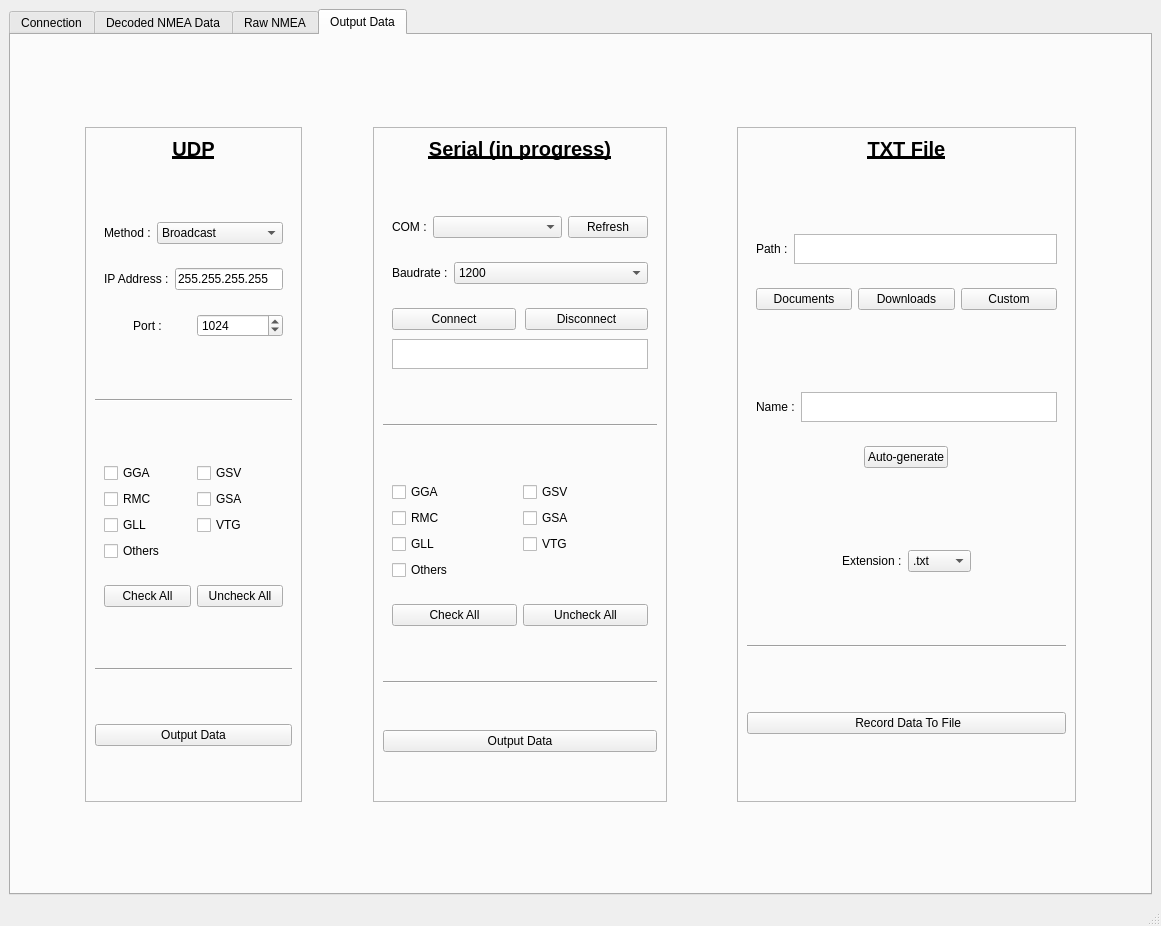
The window that ui/gps_data_displayer.ui (Kupofty/NMEA_Center) describes before a commit, drawn with Qt 5.
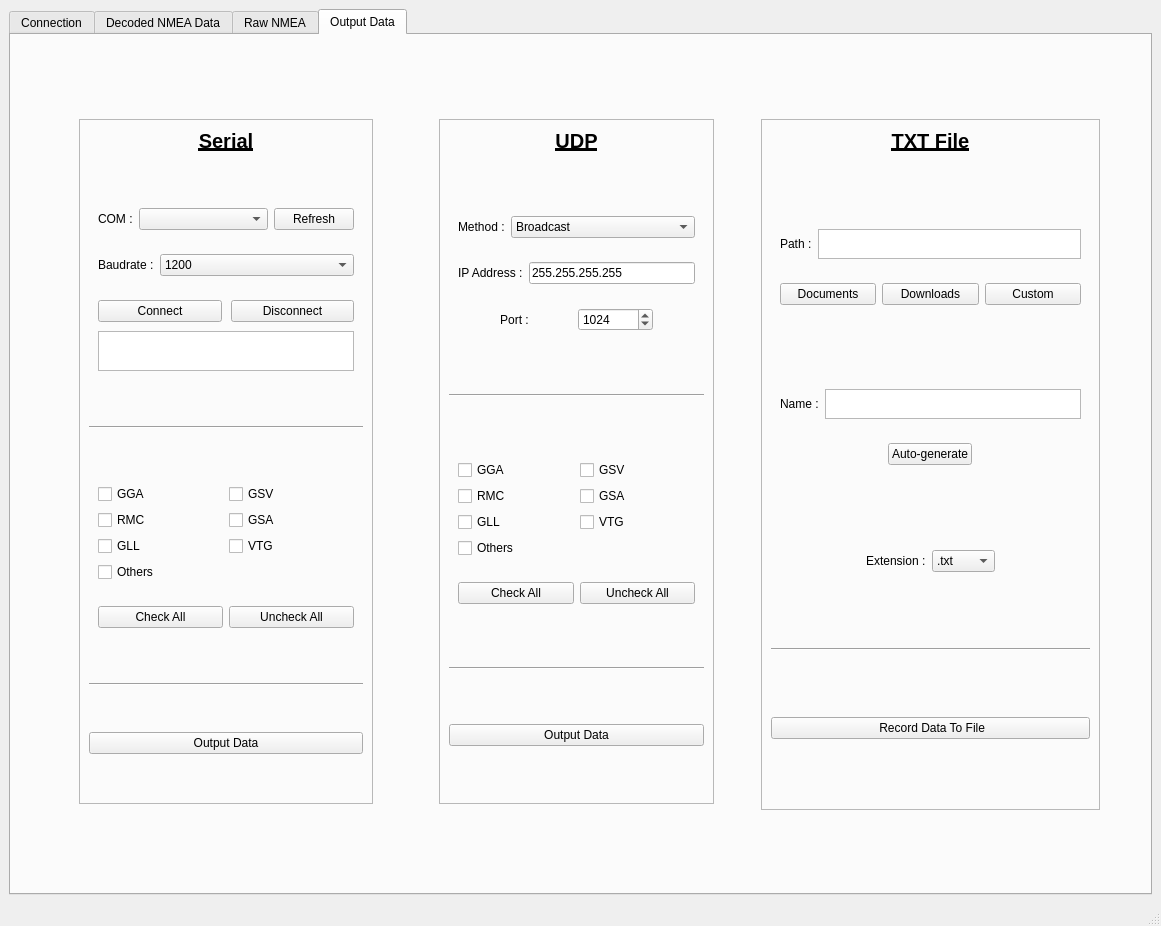
The same window after the commit. Icons and pictures are not drawn.

Commit message:
Add Serial Output
Can output specific NMEA sentences on serial and/or UDP simultaneously

The edit to the form file:
```diff
--- a/ui/gps_data_displayer.ui
+++ b/ui/gps_data_displayer.ui
@@ -172,11 +172,17 @@
                 </item>
                 <item>
                  <widget class="QComboBox" name="comboBox_serial_input_port_baudrate">
+                  <property name="enabled">
+                   <bool>true</bool>
+                  </property>
                   <property name="font">
                    <font>
                     <pointsize>12</pointsize>
                    </font>
                   </property>
+                  <property name="editable">
+                   <bool>false</bool>
+                  </property>
                   <property name="currentText">
                    <string>4800</string>
                   </property>
@@ -283,7 +289,7 @@
                 <property name="maximumSize">
                  <size>
                   <width>16777215</width>
-                  <height>30</height>
+                  <height>40</height>
                  </size>
                 </property>
                 <property name="readOnly">
@@ -1055,405 +1061,8 @@
         <string>Output Data</string>
        </attribute>
        <layout class="QGridLayout" name="gridLayout_7">
-        <item row="1" column="5" rowspan="3">
-         <widget class="QFrame" name="verticalFrame_4">
-          <property name="frameShape">
-           <enum>QFrame::Shape::StyledPanel</enum>
-          </property>
-          <layout class="QVBoxLayout" name="verticalLayout_9">
-           <property name="leftMargin">
-            <number>9</number>
-           </property>
-           <property name="topMargin">
-            <number>9</number>
-           </property>
-           <property name="rightMargin">
-            <number>9</number>
-           </property>
-           <property name="bottomMargin">
-            <number>9</number>
-           </property>
-           <item>
-            <widget class="QLabel" name="label_19">
-             <property name="font">
-              <font>
-               <pointsize>15</pointsize>
-               <bold>true</bold>
-               <underline>true</underline>
-              </font>
-             </property>
-             <property name="text">
-              <string>TXT File</string>
-             </property>
-             <property name="alignment">
-              <set>Qt::AlignmentFlag::AlignCenter</set>
-             </property>
-            </widget>
-           </item>
-           <item>
-            <spacer name="verticalSpacer_5">
-             <property name="orientation">
-              <enum>Qt::Orientation::Vertical</enum>
-             </property>
-             <property name="sizeHint" stdset="0">
-              <size>
-               <width>20</width>
-               <height>40</height>
-              </size>
-             </property>
-            </spacer>
-           </item>
-           <item>
-            <layout class="QHBoxLayout" name="horizontalLayout_12">
-             <property name="leftMargin">
-              <number>9</number>
-             </property>
-             <property name="topMargin">
-              <number>9</number>
-             </property>
-             <property name="rightMargin">
-              <number>9</number>
-             </property>
-             <property name="bottomMargin">
-              <number>9</number>
-             </property>
-             <item>
-              <widget class="QLabel" name="label_20">
-               <property name="text">
-                <string>Path :</string>
-               </property>
-              </widget>
-             </item>
-             <item>
-              <widget class="QPlainTextEdit" name="plainTextEdit_txt_file_path">
-               <property name="sizePolicy">
-                <sizepolicy hsizetype="Expanding" vsizetype="Maximum">
-                 <horstretch>0</horstretch>
-                 <verstretch>0</verstretch>
-                </sizepolicy>
-               </property>
-               <property name="maximumSize">
-                <size>
-                 <width>16777215</width>
-                 <height>30</height>
-                </size>
-               </property>
-               <property name="readOnly">
-                <bool>false</bool>
-               </property>
-               <property name="backgroundVisible">
-                <bool>false</bool>
-               </property>
-               <property name="centerOnScroll">
-                <bool>true</bool>
-               </property>
-              </widget>
-             </item>
-            </layout>
-           </item>
-           <item>
-            <layout class="QHBoxLayout" name="horizontalLayout_14">
-             <property name="leftMargin">
-              <number>9</number>
-             </property>
-             <property name="topMargin">
-              <number>9</number>
-             </property>
-             <property name="rightMargin">
-              <number>9</number>
-             </property>
-             <property name="bottomMargin">
-              <number>9</number>
-             </property>
-             <item>
-              <widget class="QPushButton" name="pushButton_folder_path_documents">
-               <property name="text">
-                <string>Documents</string>
-               </property>
-              </widget>
-             </item>
-             <item>
-              <widget class="QPushButton" name="pushButton_folder_path_downloads">
-               <property name="text">
-                <string>Downloads</string>
-               </property>
-              </widget>
-             </item>
-             <item>
-              <widget class="QPushButton" name="pushButton_browse_folder_path">
-               <property name="sizePolicy">
-                <sizepolicy hsizetype="Minimum" vsizetype="Minimum">
-                 <horstretch>0</horstretch>
-                 <verstretch>0</verstretch>
-                </sizepolicy>
-               </property>
-               <property name="text">
-                <string>Custom</string>
-               </property>
-               <property name="icon">
-                <iconset theme="QIcon::ThemeIcon::FolderOpen"/>
-               </property>
-              </widget>
-             </item>
-            </layout>
-           </item>
-           <item>
-            <spacer name="verticalSpacer_6">
-             <property name="orientation">
-              <enum>Qt::Orientation::Vertical</enum>
-             </property>
-             <property name="sizeHint" stdset="0">
-              <size>
-               <width>20</width>
-               <height>40</height>
-              </size>
-             </property>
-            </spacer>
-           </item>
-           <item>
-            <layout class="QHBoxLayout" name="horizontalLayout_13">
-             <property name="leftMargin">
-              <number>9</number>
-             </property>
-             <property name="topMargin">
-              <number>9</number>
-             </property>
-             <property name="rightMargin">
-              <number>9</number>
-             </property>
-             <property name="bottomMargin">
-              <number>9</number>
-             </property>
-             <item>
-              <widget class="QLabel" name="label_21">
-               <property name="text">
-                <string>Name :</string>
-               </property>
-              </widget>
-             </item>
-             <item>
-              <widget class="QPlainTextEdit" name="plainTextEdit_txt_file_name">
-               <property name="sizePolicy">
-                <sizepolicy hsizetype="Expanding" vsizetype="Maximum">
-                 <horstretch>0</horstretch>
-                 <verstretch>0</verstretch>
-                </sizepolicy>
-               </property>
-               <property name="maximumSize">
-                <size>
-                 <width>16777215</width>
-                 <height>30</height>
-                </size>
-               </property>
-              </widget>
-             </item>
-            </layout>
-           </item>
-           <item>
-            <layout class="QHBoxLayout" name="horizontalLayout_15">
-             <property name="leftMargin">
-              <number>9</number>
-             </property>
-             <property name="topMargin">
-              <number>9</number>
-             </property>
-             <property name="rightMargin">
-              <number>9</number>
-             </property>
-             <property name="bottomMargin">
-              <number>9</number>
-             </property>
-             <item>
-              <widget class="QPushButton" name="pushButton_automatic_txt_file_name">
-               <property name="sizePolicy">
-                <sizepolicy hsizetype="Fixed" vsizetype="Fixed">
-                 <horstretch>0</horstretch>
-                 <verstretch>0</verstretch>
-                </sizepolicy>
-               </property>
-               <property name="text">
-                <string>Auto-generate</string>
-               </property>
-              </widget>
-             </item>
-            </layout>
-           </item>
-           <item>
-            <spacer name="verticalSpacer_4">
-             <property name="orientation">
-              <enum>Qt::Orientation::Vertical</enum>
-             </property>
-             <property name="sizeHint" stdset="0">
-              <size>
-               <width>20</width>
-               <height>40</height>
-              </size>
-             </property>
-            </spacer>
-           </item>
-           <item>
-            <layout class="QHBoxLayout" name="horizontalLayout_16">
-             <property name="leftMargin">
-              <number>9</number>
-             </property>
-             <property name="topMargin">
-              <number>9</number>
-             </property>
-             <property name="rightMargin">
-              <number>9</number>
-             </property>
-             <property name="bottomMargin">
-              <number>9</number>
-             </property>
-             <item>
-              <spacer name="horizontalSpacer_4">
-               <property name="orientation">
-                <enum>Qt::Orientation::Horizontal</enum>
-               </property>
-               <property name="sizeHint" stdset="0">
-                <size>
-                 <width>40</width>
-                 <height>20</height>
-                </size>
-               </property>
-              </spacer>
-             </item>
-             <item>
-              <widget class="QLabel" name="label_22">
-               <property name="text">
-                <string>Extension :</string>
-               </property>
-              </widget>
-             </item>
-             <item>
-              <widget class="QComboBox" name="comboBox_txt_file_extension">
-               <item>
-                <property name="text">
-                 <string>.txt</string>
-                </property>
-               </item>
-               <item>
-                <property name="text">
-                 <string>.nmea</string>
-                </property>
-               </item>
-               <item>
-                <property name="text">
-                 <string>.log</string>
-                </property>
-               </item>
-               <item>
-                <property name="text">
-                 <string>.csv</string>
-                </property>
-               </item>
-              </widget>
-             </item>
-             <item>
-              <spacer name="horizontalSpacer_2">
-               <property name="orientation">
-                <enum>Qt::Orientation::Horizontal</enum>
-               </property>
-               <property name="sizeHint" stdset="0">
-                <size>
-                 <width>40</width>
-                 <height>20</height>
-                </size>
-               </property>
-              </spacer>
-             </item>
-            </layout>
-           </item>
-           <item>
-            <spacer name="verticalSpacer_7">
-             <property name="orientation">
-              <enum>Qt::Orientation::Vertical</enum>
-             </property>
-             <property name="sizeHint" stdset="0">
-              <size>
-               <width>20</width>
-               <height>40</height>
-              </size>
-             </property>
-            </spacer>
-           </item>
-           <item>
-            <widget class="Line" name="line_6">
-             <property name="orientation">
-              <enum>Qt::Orientation::Horizontal</enum>
-             </property>
-            </widget>
-           </item>
-           <item>
-            <spacer name="verticalSpacer_14">
-             <property name="orientation">
-              <enum>Qt::Orientation::Vertical</enum>
-             </property>
-             <property name="sizeHint" stdset="0">
-              <size>
-               <width>20</width>
-               <height>40</height>
-              </size>
-             </property>
-            </spacer>
-           </item>
-           <item>
-            <widget class="QPushButton" name="pushButton_save_txt_file">
-             <property name="text">
-              <string> Record Data To File</string>
-             </property>
-             <property name="icon">
-              <iconset theme="QIcon::ThemeIcon::MediaRecord"/>
-             </property>
-             <property name="checkable">
-              <bool>true</bool>
-             </property>
-            </widget>
-           </item>
-           <item>
-            <spacer name="verticalSpacer_3">
-             <property name="orientation">
-              <enum>Qt::Orientation::Vertical</enum>
-             </property>
-             <property name="sizeHint" stdset="0">
-              <size>
-               <width>20</width>
-               <height>40</height>
-              </size>
-             </property>
-            </spacer>
-           </item>
-          </layout>
-         </widget>
-        </item>
-        <item row="1" column="2" rowspan="3">
-         <spacer name="horizontalSpacer_6">
-          <property name="orientation">
-           <enum>Qt::Orientation::Horizontal</enum>
-          </property>
-          <property name="sizeHint" stdset="0">
-           <size>
-            <width>60</width>
-            <height>20</height>
-           </size>
-          </property>
-         </spacer>
-        </item>
-        <item row="1" column="0" rowspan="3">
-         <spacer name="horizontalSpacer_5">
-          <property name="orientation">
-           <enum>Qt::Orientation::Horizontal</enum>
-          </property>
-          <property name="sizeHint" stdset="0">
-           <size>
-            <width>59</width>
-            <height>20</height>
-           </size>
-          </property>
-         </spacer>
-        </item>
-        <item row="0" column="3">
-         <spacer name="verticalSpacer_15">
+        <item row="3" column="4">
+         <spacer name="verticalSpacer_16">
           <property name="orientation">
            <enum>Qt::Orientation::Vertical</enum>
           </property>
@@ -1465,8 +1074,14 @@
           </property>
          </spacer>
         </item>
-        <item row="1" column="1" rowspan="3">
+        <item row="1" column="4">
          <widget class="QFrame" name="verticalFrame_udp_output">
+          <property name="minimumSize">
+           <size>
+            <width>275</width>
+            <height>0</height>
+           </size>
+          </property>
           <property name="frameShape">
            <enum>QFrame::Shape::StyledPanel</enum>
           </property>
@@ -1613,6 +1228,19 @@
              <property name="bottomMargin">
               <number>9</number>
              </property>
+             <item>
+              <spacer name="horizontalSpacer_13">
+               <property name="orientation">
+                <enum>Qt::Orientation::Horizontal</enum>
+               </property>
+               <property name="sizeHint" stdset="0">
+                <size>
+                 <width>40</width>
+                 <height>20</height>
+                </size>
+               </property>
+              </spacer>
+             </item>
              <item>
               <widget class="QLabel" name="label_15">
                <property name="text">
@@ -1623,8 +1251,27 @@
                </property>
               </widget>
              </item>
+             <item>
+              <spacer name="horizontalSpacer_15">
+               <property name="orientation">
+                <enum>Qt::Orientation::Horizontal</enum>
+               </property>
+               <property name="sizeHint" stdset="0">
+                <size>
+                 <width>40</width>
+                 <height>20</height>
+                </size>
+               </property>
+              </spacer>
+             </item>
              <item>
               <widget class="QSpinBox" name="spinBox_update_udp_port">
+               <property name="minimumSize">
+                <size>
+                 <width>75</width>
+                 <height>0</height>
+                </size>
+               </property>
                <property name="maximum">
                 <number>99999</number>
                </property>
@@ -1633,6 +1280,19 @@
                </property>
               </widget>
              </item>
+             <item>
+              <spacer name="horizontalSpacer_14">
+               <property name="orientation">
+                <enum>Qt::Orientation::Horizontal</enum>
+               </property>
+               <property name="sizeHint" stdset="0">
+                <size>
+                 <width>40</width>
+                 <height>20</height>
+                </size>
+               </property>
+              </spacer>
+             </item>
             </layout>
            </item>
            <item>
@@ -1821,8 +1481,8 @@
           </layout>
          </widget>
         </item>
-        <item row="4" column="3">
-         <spacer name="verticalSpacer_16">
+        <item row="0" column="4">
+         <spacer name="verticalSpacer_15">
           <property name="orientation">
            <enum>Qt::Orientation::Vertical</enum>
           </property>
@@ -1834,7 +1494,20 @@
           </property>
          </spacer>
         </item>
-        <item row="1" column="3" rowspan="3">
+        <item row="1" column="5">
+         <spacer name="horizontalSpacer_7">
+          <property name="orientation">
+           <enum>Qt::Orientation::Horizontal</enum>
+          </property>
+          <property name="sizeHint" stdset="0">
+           <size>
+            <width>40</width>
+            <height>20</height>
+           </size>
+          </property>
+         </spacer>
+        </item>
+        <item row="1" column="1">
          <widget class="QFrame" name="verticalFrame_udp_output_2">
           <property name="frameShape">
            <enum>QFrame::Shape::StyledPanel</enum>
@@ -1868,7 +1541,7 @@
               </font>
              </property>
              <property name="text">
-              <string>Serial (in progress)</string>
+              <string>Serial</string>
              </property>
              <property name="alignment">
               <set>Qt::AlignmentFlag::AlignCenter</set>
@@ -2059,7 +1732,7 @@
                <property name="maximumSize">
                 <size>
                  <width>16777215</width>
-                 <height>30</height>
+                 <height>40</height>
                 </size>
                </property>
                <property name="readOnly">
@@ -2255,20 +1928,404 @@
           </layout>
          </widget>
         </item>
-        <item row="2" column="6">
-         <spacer name="horizontalSpacer_13">
+        <item row="1" column="6" rowspan="2">
+         <widget class="QFrame" name="verticalFrame_4">
+          <property name="frameShape">
+           <enum>QFrame::Shape::StyledPanel</enum>
+          </property>
+          <layout class="QVBoxLayout" name="verticalLayout_9">
+           <property name="leftMargin">
+            <number>9</number>
+           </property>
+           <property name="topMargin">
+            <number>9</number>
+           </property>
+           <property name="rightMargin">
+            <number>9</number>
+           </property>
+           <property name="bottomMargin">
+            <number>9</number>
+           </property>
+           <item>
+            <widget class="QLabel" name="label_19">
+             <property name="font">
+              <font>
+               <pointsize>15</pointsize>
+               <bold>true</bold>
+               <underline>true</underline>
+              </font>
+             </property>
+             <property name="text">
+              <string>TXT File</string>
+             </property>
+             <property name="alignment">
+              <set>Qt::AlignmentFlag::AlignCenter</set>
+             </property>
+            </widget>
+           </item>
+           <item>
+            <spacer name="verticalSpacer_5">
+             <property name="orientation">
+              <enum>Qt::Orientation::Vertical</enum>
+             </property>
+             <property name="sizeHint" stdset="0">
+              <size>
+               <width>20</width>
+               <height>40</height>
+              </size>
+             </property>
+            </spacer>
+           </item>
+           <item>
+            <layout class="QHBoxLayout" name="horizontalLayout_12">
+             <property name="leftMargin">
+              <number>9</number>
+             </property>
+             <property name="topMargin">
+              <number>9</number>
+             </property>
+             <property name="rightMargin">
+              <number>9</number>
+             </property>
+             <property name="bottomMargin">
+              <number>9</number>
+             </property>
+             <item>
+              <widget class="QLabel" name="label_20">
+               <property name="text">
+                <string>Path :</string>
+               </property>
+              </widget>
+             </item>
+             <item>
+              <widget class="QPlainTextEdit" name="plainTextEdit_txt_file_path">
+               <property name="sizePolicy">
+                <sizepolicy hsizetype="Expanding" vsizetype="Maximum">
+                 <horstretch>0</horstretch>
+                 <verstretch>0</verstretch>
+                </sizepolicy>
+               </property>
+               <property name="maximumSize">
+                <size>
+                 <width>16777215</width>
+                 <height>30</height>
+                </size>
+               </property>
+               <property name="readOnly">
+                <bool>false</bool>
+               </property>
+               <property name="backgroundVisible">
+                <bool>false</bool>
+               </property>
+               <property name="centerOnScroll">
+                <bool>true</bool>
+               </property>
+              </widget>
+             </item>
+            </layout>
+           </item>
+           <item>
+            <layout class="QHBoxLayout" name="horizontalLayout_14">
+             <property name="leftMargin">
+              <number>9</number>
+             </property>
+             <property name="topMargin">
+              <number>9</number>
+             </property>
+             <property name="rightMargin">
+              <number>9</number>
+             </property>
+             <property name="bottomMargin">
+              <number>9</number>
+             </property>
+             <item>
+              <widget class="QPushButton" name="pushButton_folder_path_documents">
+               <property name="text">
+                <string>Documents</string>
+               </property>
+              </widget>
+             </item>
+             <item>
+              <widget class="QPushButton" name="pushButton_folder_path_downloads">
+               <property name="text">
+                <string>Downloads</string>
+               </property>
+              </widget>
+             </item>
+             <item>
+              <widget class="QPushButton" name="pushButton_browse_folder_path">
+               <property name="sizePolicy">
+                <sizepolicy hsizetype="Minimum" vsizetype="Minimum">
+                 <horstretch>0</horstretch>
+                 <verstretch>0</verstretch>
+                </sizepolicy>
+               </property>
+               <property name="text">
+                <string>Custom</string>
+               </property>
+               <property name="icon">
+                <iconset theme="QIcon::ThemeIcon::FolderOpen"/>
+               </property>
+              </widget>
+             </item>
+            </layout>
+           </item>
+           <item>
+            <spacer name="verticalSpacer_6">
+             <property name="orientation">
+              <enum>Qt::Orientation::Vertical</enum>
+             </property>
+             <property name="sizeHint" stdset="0">
+              <size>
+               <width>20</width>
+               <height>40</height>
+              </size>
+             </property>
+            </spacer>
+           </item>
+           <item>
+            <layout class="QHBoxLayout" name="horizontalLayout_13">
+             <property name="leftMargin">
+              <number>9</number>
+             </property>
+             <property name="topMargin">
+              <number>9</number>
+             </property>
+             <property name="rightMargin">
+              <number>9</number>
+             </property>
+             <property name="bottomMargin">
+              <number>9</number>
+             </property>
+             <item>
+              <widget class="QLabel" name="label_21">
+               <property name="text">
+                <string>Name :</string>
+               </property>
+              </widget>
+             </item>
+             <item>
+              <widget class="QPlainTextEdit" name="plainTextEdit_txt_file_name">
+               <property name="sizePolicy">
+                <sizepolicy hsizetype="Expanding" vsizetype="Maximum">
+                 <horstretch>0</horstretch>
+                 <verstretch>0</verstretch>
+                </sizepolicy>
+               </property>
+               <property name="maximumSize">
+                <size>
+                 <width>16777215</width>
+                 <height>30</height>
+                </size>
+               </property>
+              </widget>
+             </item>
+            </layout>
+           </item>
+           <item>
+            <layout class="QHBoxLayout" name="horizontalLayout_15">
+             <property name="leftMargin">
+              <number>9</number>
+             </property>
+             <property name="topMargin">
+              <number>9</number>
+             </property>
+             <property name="rightMargin">
+              <number>9</number>
+             </property>
+             <property name="bottomMargin">
+              <number>9</number>
+             </property>
+             <item>
+              <widget class="QPushButton" name="pushButton_automatic_txt_file_name">
+               <property name="sizePolicy">
+                <sizepolicy hsizetype="Fixed" vsizetype="Fixed">
+                 <horstretch>0</horstretch>
+                 <verstretch>0</verstretch>
+                </sizepolicy>
+               </property>
+               <property name="text">
+                <string>Auto-generate</string>
+               </property>
+              </widget>
+             </item>
+            </layout>
+           </item>
+           <item>
+            <spacer name="verticalSpacer_4">
+             <property name="orientation">
+              <enum>Qt::Orientation::Vertical</enum>
+             </property>
+             <property name="sizeHint" stdset="0">
+              <size>
+               <width>20</width>
+               <height>40</height>
+              </size>
+             </property>
+            </spacer>
+           </item>
+           <item>
+            <layout class="QHBoxLayout" name="horizontalLayout_16">
+             <property name="leftMargin">
+              <number>9</number>
+             </property>
+             <property name="topMargin">
+              <number>9</number>
+             </property>
+             <property name="rightMargin">
+              <number>9</number>
+             </property>
+             <property name="bottomMargin">
+              <number>9</number>
+             </property>
+             <item>
+              <spacer name="horizontalSpacer_4">
+               <property name="orientation">
+                <enum>Qt::Orientation::Horizontal</enum>
+               </property>
+               <property name="sizeHint" stdset="0">
+                <size>
+                 <width>40</width>
+                 <height>20</height>
+                </size>
+               </property>
+              </spacer>
+             </item>
+             <item>
+              <widget class="QLabel" name="label_22">
+               <property name="text">
+                <string>Extension :</string>
+               </property>
+              </widget>
+             </item>
+             <item>
+              <widget class="QComboBox" name="comboBox_txt_file_extension">
+               <item>
+                <property name="text">
+                 <string>.txt</string>
+                </property>
+               </item>
+               <item>
+                <property name="text">
+                 <string>.nmea</string>
+                </property>
+               </item>
+               <item>
+                <property name="text">
+                 <string>.log</string>
+                </property>
+               </item>
+               <item>
+                <property name="text">
+                 <string>.csv</string>
+                </property>
+               </item>
+              </widget>
+             </item>
+             <item>
+              <spacer name="horizontalSpacer_2">
+               <property name="orientation">
+                <enum>Qt::Orientation::Horizontal</enum>
+               </property>
+               <property name="sizeHint" stdset="0">
+                <size>
+                 <width>40</width>
+                 <height>20</height>
+                </size>
+               </property>
+              </spacer>
+             </item>
+            </layout>
+           </item>
+           <item>
+            <spacer name="verticalSpacer_7">
+             <property name="orientation">
+              <enum>Qt::Orientation::Vertical</enum>
+             </property>
+             <property name="sizeHint" stdset="0">
+              <size>
+               <width>20</width>
+               <height>40</height>
+              </size>
+             </property>
+            </spacer>
+           </item>
+           <item>
+            <widget class="Line" name="line_6">
+             <property name="orientation">
+              <enum>Qt::Orientation::Horizontal</enum>
+             </property>
+            </widget>
+           </item>
+           <item>
+            <spacer name="verticalSpacer_14">
+             <property name="orientation">
+              <enum>Qt::Orientation::Vertical</enum>
+             </property>
+             <property name="sizeHint" stdset="0">
+              <size>
+               <width>20</width>
+               <height>40</height>
+              </size>
+             </property>
+            </spacer>
+           </item>
+           <item>
+            <widget class="QPushButton" name="pushButton_save_txt_file">
+             <property name="text">
+              <string> Record Data To File</string>
+             </property>
+             <property name="icon">
+              <iconset theme="QIcon::ThemeIcon::MediaRecord"/>
+             </property>
+             <property name="checkable">
+              <bool>true</bool>
+             </property>
+            </widget>
+           </item>
+           <item>
+            <spacer name="verticalSpacer_3">
+             <property name="orientation">
+              <enum>Qt::Orientation::Vertical</enum>
+             </property>
+             <property name="sizeHint" stdset="0">
+              <size>
+               <width>20</width>
+               <height>40</height>
+              </size>
+             </property>
+            </spacer>
+           </item>
+          </layout>
+         </widget>
+        </item>
+        <item row="1" column="0" rowspan="2">
+         <spacer name="horizontalSpacer_5">
           <property name="orientation">
            <enum>Qt::Orientation::Horizontal</enum>
           </property>
           <property name="sizeHint" stdset="0">
            <size>
-            <width>40</width>
+            <width>59</width>
             <height>20</height>
            </size>
           </property>
          </spacer>
         </item>
-        <item row="2" column="4">
+        <item row="1" column="3" rowspan="2">
+         <spacer name="horizontalSpacer_6">
+          <property name="orientation">
+           <enum>Qt::Orientation::Horizontal</enum>
+          </property>
+          <property name="sizeHint" stdset="0">
+           <size>
+            <width>60</width>
+            <height>20</height>
+           </size>
+          </property>
+         </spacer>
+        </item>
+        <item row="1" column="7">
          <spacer name="horizontalSpacer_8">
           <property name="orientation">
            <enum>Qt::Orientation::Horizontal</enum>
```
The commit also changes 6 other files.
